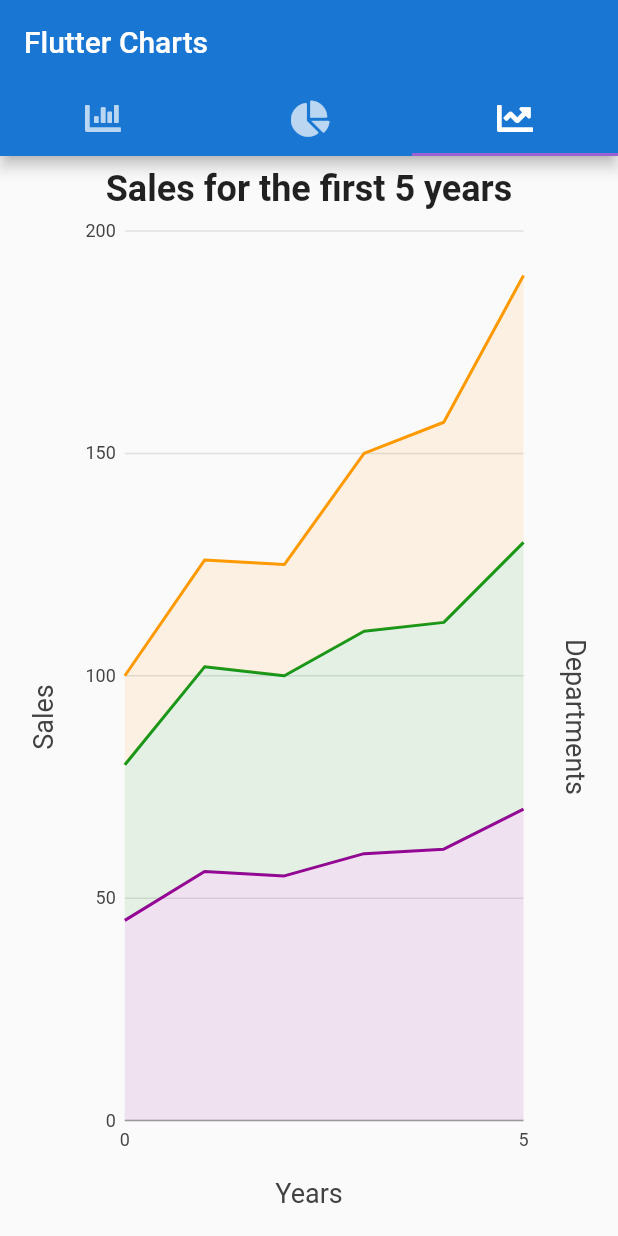
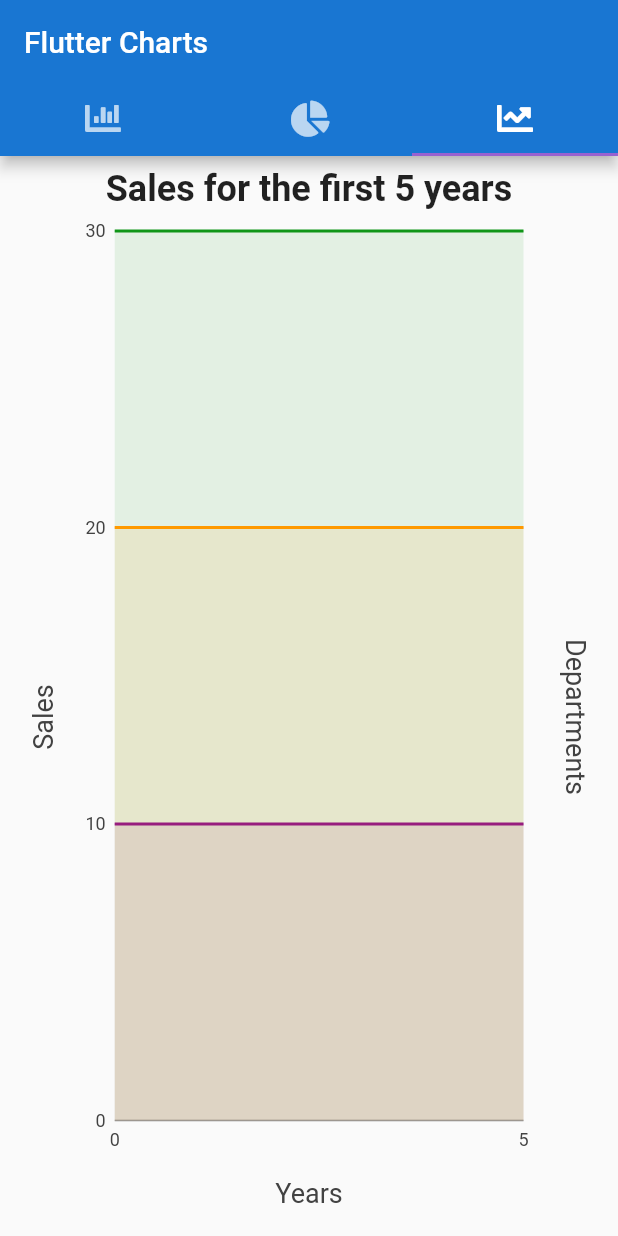
Before and after one commit to richbm10/data-visualization-flutter, a Flutter app: the screen it shows after launch, tab 3 chosen, on a phone screen of 412 x 824 dp. Run offline on Flutter 3.47's test engine with Material 2 defaults, Android fonts, the phone set to English and light mode, and no system bars; our stand-ins replace charts_flutter, font_awesome_flutter.

```diff
--- a/data_visualization_project/lib/hompage.dart
+++ b/data_visualization_project/lib/hompage.dart
@@ -43,29 +43,29 @@ class _HomePageState extends State<HomePage> {
     ];
 
     var linesalesdata = [
-      new Sales(0, 45),
-      new Sales(1, 56),
-      new Sales(2, 55),
-      new Sales(3, 60),
-      new Sales(4, 61),
-      new Sales(5, 70),
+      new Sales(0, 10),
+      new Sales(1, 10),
+      new Sales(2, 10),
+      new Sales(3, 10),
+      new Sales(4, 10),
+      new Sales(5, 10),
     ];
     var linesalesdata1 = [
-      new Sales(0, 35),
-      new Sales(1, 46),
-      new Sales(2, 45),
-      new Sales(3, 50),
-      new Sales(4, 51),
-      new Sales(5, 60),
+      new Sales(0, 30),
+      new Sales(1, 30),
+      new Sales(2, 30),
+      new Sales(3, 30),
+      new Sales(4, 30),
+      new Sales(5, 30),
     ];
 
     var linesalesdata2 = [
       new Sales(0, 20),
-      new Sales(1, 24),
-      new Sales(2, 25),
-      new Sales(3, 40),
-      new Sales(4, 45),
-      new Sales(5, 60),
+      new Sales(1, 20),
+      new Sales(2, 20),
+      new Sales(3, 20),
+      new Sales(4, 20),
+      new Sales(5, 20),
     ];
 
     _seriesData.add(
@@ -250,7 +250,7 @@ class _HomePageState extends State<HomePage> {
                           child: charts.LineChart(
                             _seriesLineData,
                             defaultRenderer: new charts.LineRendererConfig(
-                                includeArea: true, stacked: true),
+                                includeArea: true),
                             animate: true,
                             animationDuration: Duration(seconds: 5),
                             behaviors: [
@@ -290,7 +290,7 @@ class Pollution {
 
 class Disability {
   String disability;
-  double disabilityvalue;
+  int disabilityvalue;
   Color colorval;
 
   Disability(this.disability, this.disabilityvalue, this.colorval);
```
